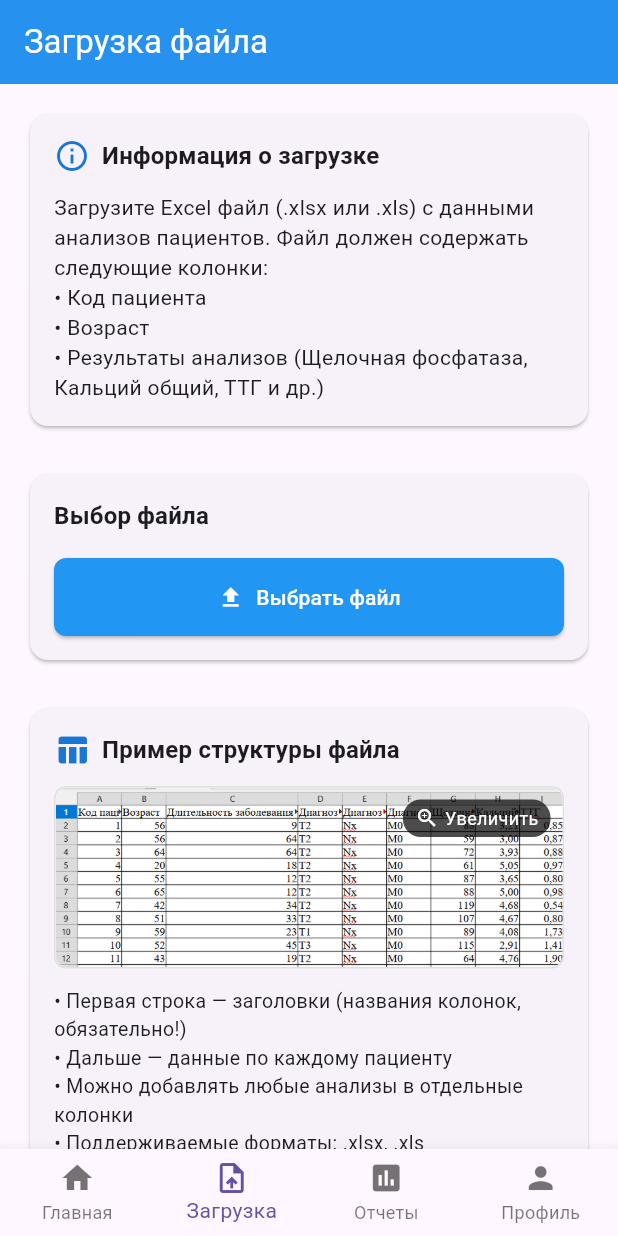
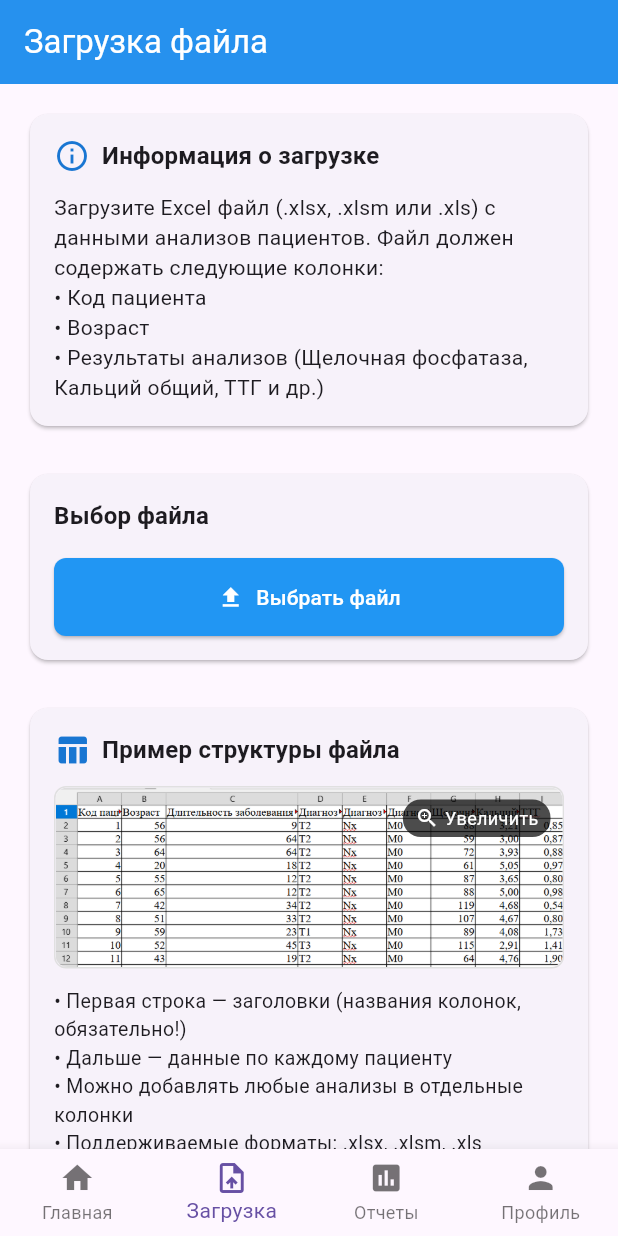
Before and after one commit to VDolesov/Medical_App, a Flutter app: the UploadScreen screen opened by its route, after a tap on "Выбрать файл", on a phone screen of 412 x 824 dp. Run offline on Flutter 3.47's test engine with Material 3 defaults, Android fonts, the phone set to English and light mode, and no system bars; our stand-ins replace file_picker, flutter_secure_storage, go_router; accounts and stored records are empty.

Commit message:
мобилка: поддержка .xlsm

```diff
--- a/medical_app/lib/screens/profile_screen.dart
+++ b/medical_app/lib/screens/profile_screen.dart
@@ -216,7 +216,7 @@ class ProfileScreen extends StatelessWidget {
             Text('2. Просмотрите автоматически сгенерированные отчеты'),
             Text('3. Анализируйте отклонения от нормы'),
             SizedBox(height: 16),
-            Text('Поддерживаемые форматы: .xlsx, .xls'),
+            Text('Поддерживаемые форматы: .xlsx, .xlsm, .xls'),
             Text('Максимальный размер файла: 10 MB'),
           ],
         ),
--- a/medical_app/lib/screens/upload_screen.dart
+++ b/medical_app/lib/screens/upload_screen.dart
@@ -21,7 +21,7 @@ class _UploadScreenState extends State<UploadScreen> {
     try {
       FilePickerResult? result = await FilePicker.platform.pickFiles(
         type: FileType.custom,
-        allowedExtensions: ['xlsx', 'xls'],
+        allowedExtensions: ['xlsx', 'xlsm', 'xls'],
         allowMultiple: false,
       );
       if (result != null) {
@@ -128,7 +128,7 @@ class _UploadScreenState extends State<UploadScreen> {
                         ),
                         const SizedBox(height: 12),
                         const Text(
-                          'Загрузите Excel файл (.xlsx или .xls) с данными анализов пациентов. '
+                          'Загрузите Excel файл (.xlsx, .xlsm или .xls) с данными анализов пациентов. '
                           'Файл должен содержать следующие колонки:\n'
                           '• Код пациента\n'
                           '• Возраст\n'
@@ -465,7 +465,7 @@ class _UploadScreenState extends State<UploadScreen> {
                           '• Первая строка — заголовки (названия колонок, обязательно!)\n'
                           '• Дальше — данные по каждому пациенту\n'
                           '• Можно добавлять любые анализы в отдельные колонки\n'
-                          '• Поддерживаемые форматы: .xlsx, .xls',
+                          '• Поддерживаемые форматы: .xlsx, .xlsm, .xls',
                           style: TextStyle(fontSize: 13),
                         ),
                       ],
```
